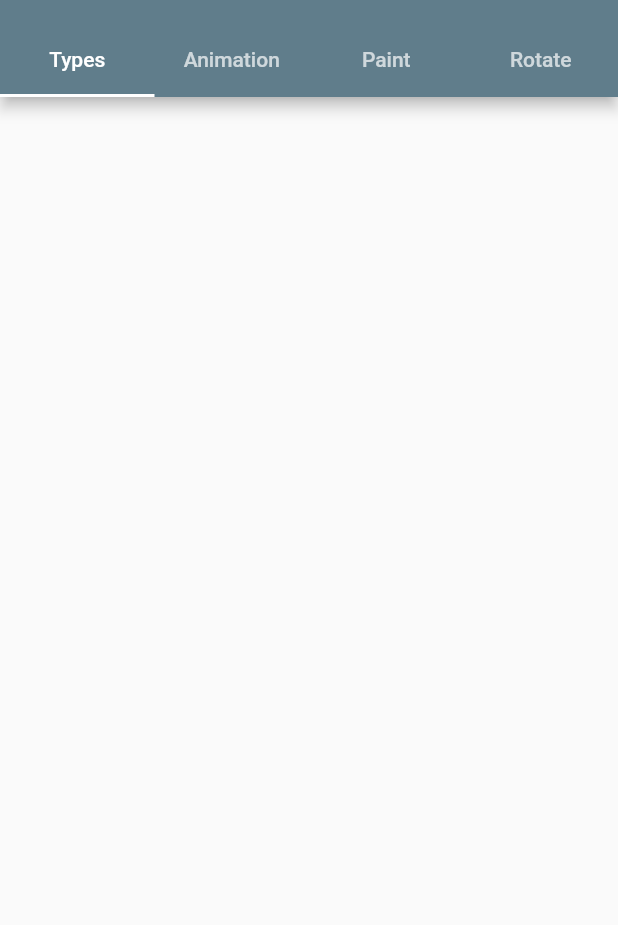
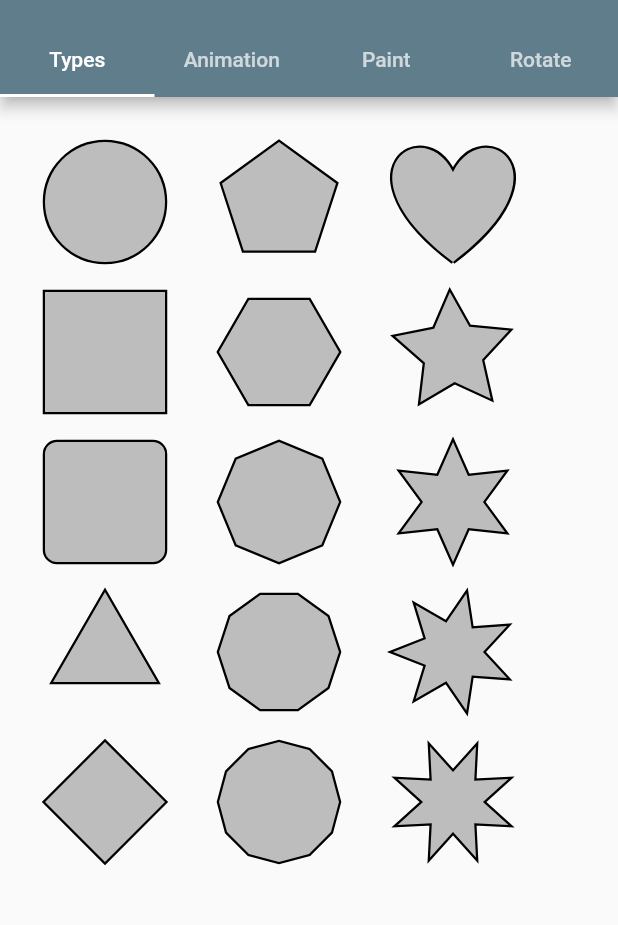
Before and after one commit to tnantoka/flutter_shapes, a Flutter app: the screen it shows after launch, on a phone screen of 412 x 824 dp, the part 59-984 px from its top. Run offline on Flutter 3.47's test engine with Material 2 defaults, Android fonts, the phone set to English and light mode, and no system bars.

Commit message:
Fix default values for constructor

```diff
--- a/lib/flutter_shapes.dart
+++ b/lib/flutter_shapes.dart
@@ -8,17 +8,24 @@ double radians(double degree) {
 }
 
 class Shapes {
-  Shapes({this.canvas, this.paint, this.radius, this.center, this.angle});
+  Shapes(
+      {this.canvas,
+      this.paint,
+      this.radius = 1,
+      this.center = Offset.zero,
+      this.angle = 0}) {
+    paint = Paint();
+  }
 
   static List<String> types = ShapeType.values
       .map((ShapeType type) => type.toString().split('.')[1])
       .toList();
 
   Canvas canvas;
-  Paint paint = Paint();
-  double radius = 1;
-  Offset center = Offset.zero;
-  double angle = 0;
+  Paint paint;
+  double radius;
+  Offset center;
+  double angle;
 
   Rect rect() => Rect.fromCircle(center: Offset.zero, radius: radius);
 
```
